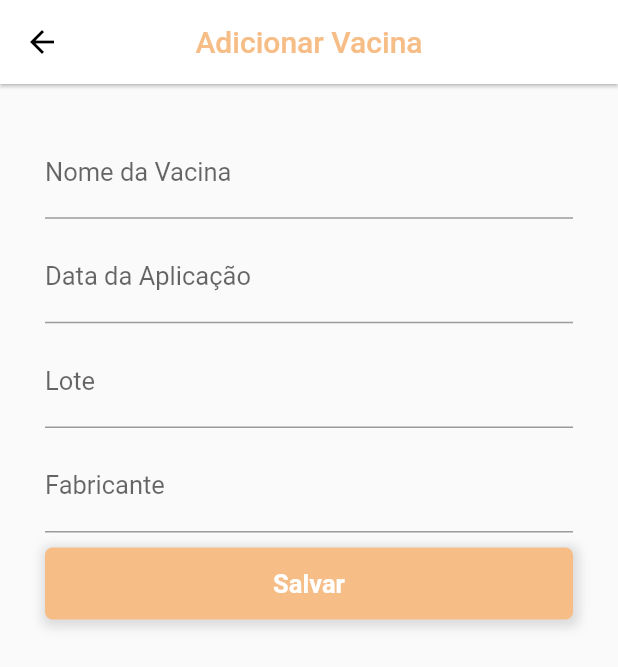
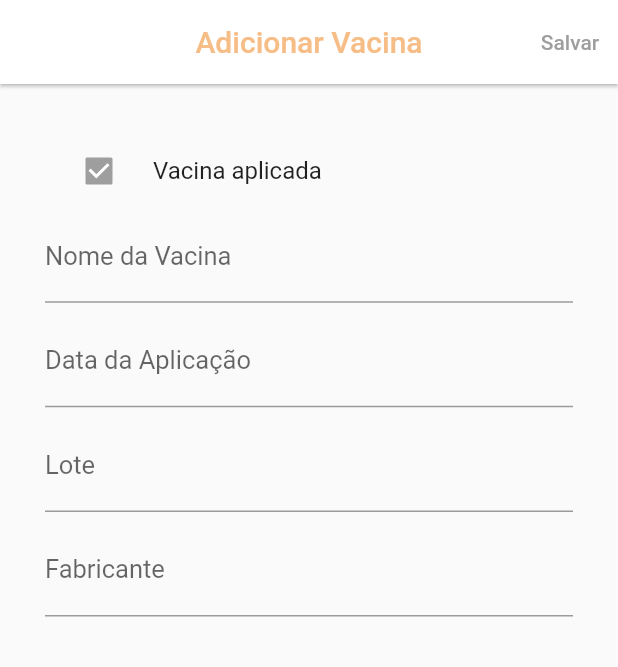
Before and after one commit to castrobiia/health_pets, a Flutter app: the CadastrarVacina screen opened directly, on a phone screen of 412 x 824 dp. Shown: the top 667 px of the screen. Run offline on Flutter 3.47's test engine with Material 2 defaults, Android fonts, the phone set to English and light mode, and no system bars; our stand-ins replace splashscreen, syncfusion_flutter_calendar, syncfusion_flutter_charts.

Commit message:
correções e alterações do appbar, telas de vacinas e pets

```diff
--- a/lib/pages/cadastro-vacina.page.dart
+++ b/lib/pages/cadastro-vacina.page.dart
@@ -1,17 +1,29 @@
 import 'package:flutter/material.dart';
-import 'package:health_pets/pages/pet.page.dart';
 
-class CadastrarVacina extends StatelessWidget {
-  var ValorInicialEspecie = 'Gato';
-  List<String> especies = ['Cachorro', 'Gato'];
+class CadastrarVacina extends StatefulWidget {
+  const CadastrarVacina({Key? key}) : super(key: key);
+
+  @override
+  _CadastrarVacinaState createState() => _CadastrarVacinaState();
+}
+
+class _CadastrarVacinaState extends State<CadastrarVacina> {
+  bool checkedValue = true;
 
   @override
   Widget build(BuildContext context) {
     return Scaffold(
       appBar: AppBar(
+        automaticallyImplyLeading: false,
         backgroundColor: Colors.white,
         elevation: 1,
         centerTitle: true,
+        actions: <Widget>[
+          TextButton(
+            onPressed: () {},
+            child: const Text("Salvar"),
+          ),
+        ],
         title: Text(
           "Adicionar Vacina",
           style: TextStyle(
@@ -30,7 +42,19 @@ class CadastrarVacina extends StatelessWidget {
               top: 30,
             ),
             child: Column(
+              mainAxisAlignment: MainAxisAlignment.start,
               children: <Widget>[
+                CheckboxListTile(
+                  title: Text("Vacina aplicada"),
+                  value: checkedValue,
+                  onChanged: (newValue) {
+                    setState(() {
+                      checkedValue = newValue!;
+                    });
+                  },
+                  controlAffinity:
+                      ListTileControlAffinity.leading, //  <-- leading Checkbox
+                ),
                 TextFormField(
                   autofocus: false,
                   keyboardType: TextInputType.text,
@@ -65,6 +89,8 @@ class CadastrarVacina extends StatelessWidget {
                 TextFormField(
                   //criar dropdown
                   autofocus: false,
+                  // criar if para quando o checkbox não estiver selecionado, bloquear os campos lote e fabricante
+                  //enabled: false,
                   keyboardType: TextInputType.text,
                   decoration: InputDecoration(
                     labelText: "Lote",
@@ -94,7 +120,7 @@ class CadastrarVacina extends StatelessWidget {
                 SizedBox(
                   height: 10,
                 ),
-                Container(
+                /* Container(
                   width: double.infinity,
                   decoration: BoxDecoration(
                     color: Color(0xFFF6BD87),
@@ -114,7 +140,7 @@ class CadastrarVacina extends StatelessWidget {
                       ),
                     ],
                   ),
-                  child: TextButton(
+                   child: TextButton(
                     onPressed: () {
                       Navigator.push(
                         context,
@@ -131,7 +157,7 @@ class CadastrarVacina extends StatelessWidget {
                           fontSize: 17),
                     ),
                   ),
-                ),
+                ), */
               ],
             ),
           ),
--- a/lib/pages/calendario.page.dart
+++ b/lib/pages/calendario.page.dart
@@ -16,6 +16,8 @@ class _CalendarioPageState extends State<CalendarioPage> {
       appBar: AppBar(
         backgroundColor: Colors.white,
         title: Text("Calendário"),
+        centerTitle: true,
+        automaticallyImplyLeading: false,
         elevation: 1,
         actions: [
           PopupMenuButton<MenuItem>(
--- a/lib/pages/pet.page.dart
+++ b/lib/pages/pet.page.dart
@@ -1,7 +1,7 @@
 import 'package:flutter/material.dart';
 import 'package:health_pets/pages/cadastro-pet.page.dart';
 import 'package:health_pets/pages/menu.page.dart';
-import 'package:health_pets/widges/pet/pet-list.widget.dart';
+import 'package:health_pets/widgets/pet/pet-list.widget.dart';
 
 class PetPage extends StatelessWidget {
   const PetPage({Key? key}) : super(key: key);
@@ -28,7 +28,9 @@ class PetPage extends StatelessWidget {
       ),
       appBar: AppBar(
         backgroundColor: Colors.white,
+        automaticallyImplyLeading: false,
         title: Text("Pets"),
+        centerTitle: true,
         elevation: 1,
         actions: [
           PopupMenuButton<MenuItem>(
--- a/lib/pages/tabs-perfil-pet.page.dart
+++ b/lib/pages/tabs-perfil-pet.page.dart
@@ -21,7 +21,7 @@ class PerfilPetPage extends StatelessWidget {
                 text: "Perfil",
               ),
               Tab(text: " Histórico"),
-              Tab(text: " Categorias"),
+              Tab(text: " Informações"),
             ],
           ),
           backgroundColor: Colors.white,
--- a/lib/pages/vacinas.page.dart
+++ b/lib/pages/vacinas.page.dart
@@ -1,7 +1,7 @@
 import 'package:flutter/material.dart';
 import 'package:health_pets/pages/cadastro-vacina.page.dart';
 import 'package:health_pets/pages/menu.page.dart';
-import 'package:health_pets/widges/vacina/tabela-vacina.widget.dart';
+import 'package:health_pets/widgets/vacina/tabela-vacina.widget.dart';
 
 class VacinaPage extends StatelessWidget {
   const VacinaPage({Key? key}) : super(key: key);
@@ -29,6 +29,8 @@ class VacinaPage extends StatelessWidget {
       appBar: AppBar(
         backgroundColor: Colors.white,
         title: Text("Vacinas"),
+        centerTitle: true,
+        automaticallyImplyLeading: false,
         elevation: 1,
         actions: [
           PopupMenuButton<MenuItem>(
--- a/lib/widges/pet/pet-list.widget.dart
+++ b/lib/widgets/pet/pet-list.widget.dart
@@ -1,5 +1,5 @@
 import 'package:flutter/material.dart';
-import 'package:health_pets/widges/pet/pet-card.widget.dart';
+import 'package:health_pets/widgets/pet/pet-card.widget.dart';
 
 class PetLista extends StatelessWidget {
   const PetLista({Key? key}) : super(key: key);
```
Also changed, not shown: lib/pages/cadastro-pet.page.dart (+7 -38 lines), lib/widgets/pet/pet-card.widget.dart (renamed from lib/widges/pet/pet-card.widget.dart), lib/widgets/vacina/tabela-vacina.widget.dart (renamed from lib/widges/vacina/tabela-vacina.widget.dart).
